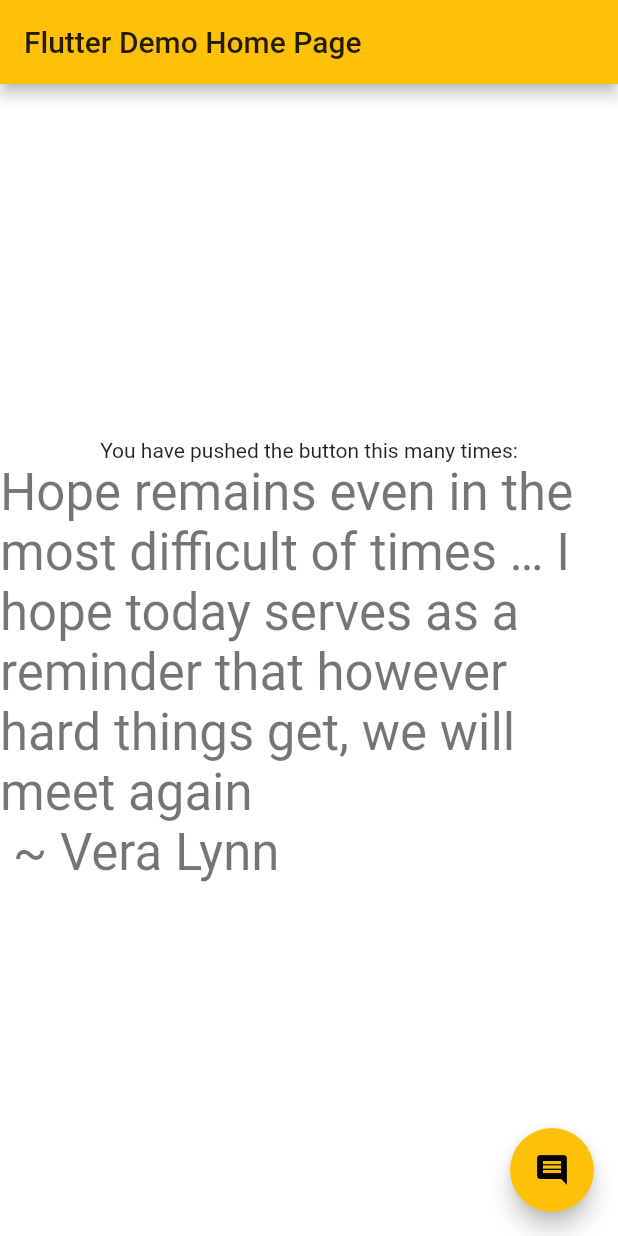
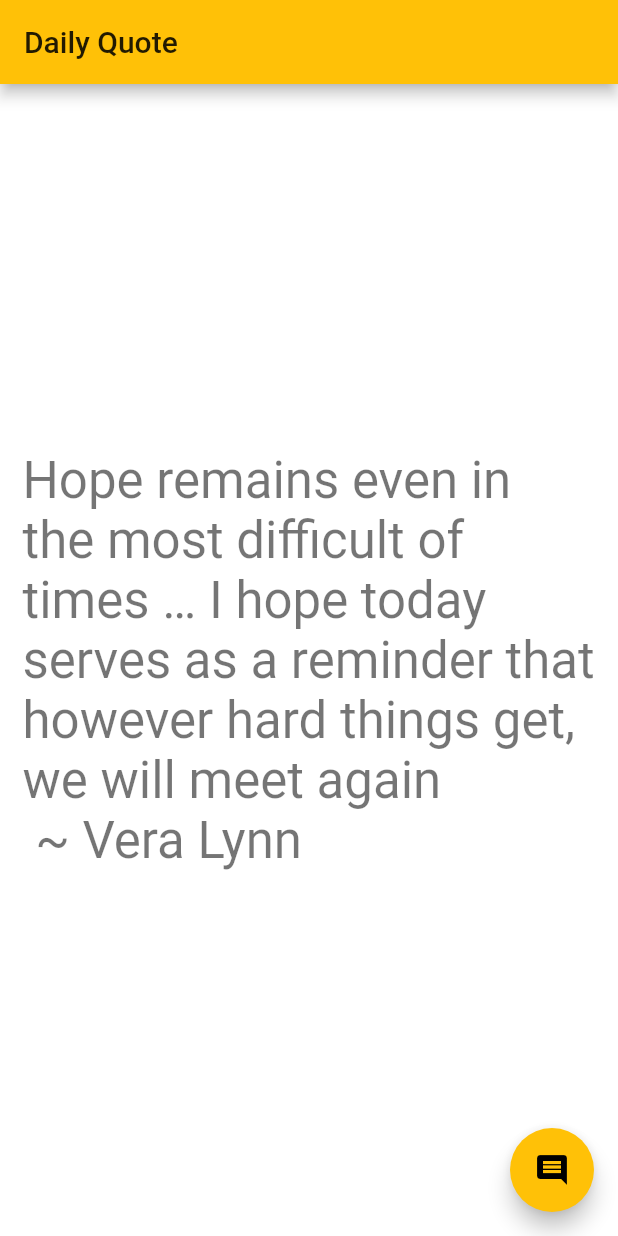
Before and after one commit to akafael/flutter-sandbox, a Flutter app: the MyHomePage screen opened directly, after a tap on the "insert comment" icon, on a phone screen of 412 x 824 dp. Run offline on Flutter 3.47's test engine with Material 2 defaults, Android fonts, the phone set to English and light mode, and no system bars.

Commit message:
Fix Daily Quote UI tests

```diff
--- a/apps/daily_quotes/lib/main.dart
+++ b/apps/daily_quotes/lib/main.dart
@@ -31,7 +31,7 @@ class MyApp extends StatelessWidget {
           decoration: BoxDecoration(
             image: DecorationImage(
                 image: AssetImage("images/vintagebg.jpg"), fit: BoxFit.cover)),
-                child: MyHomePage(title: 'Flutter Demo Home Page')
+                child: MyHomePage(title: 'Daily Quote')
           )
     );
   }
@@ -60,6 +60,7 @@ class _MyHomePageState extends State<MyHomePage> {
   int _quoteNumber = 0;
 
   List<String> _quoteList = [
+    "Get New Quote Every Day!",
     "Hope remains even in the most difficult of times … I hope today serves as a reminder that however hard things get, we will meet again\n ~ Vera Lynn ",
     "Uncertainty and expectation are the joys of life. Security is an insipid thing.\n ~ William Congreve"
   ];
@@ -71,7 +72,8 @@ class _MyHomePageState extends State<MyHomePage> {
       // so that the display can reflect the updated values. If we changed
       // _counter without calling setState(), then the build method would not be
       // called again, and so nothing would appear to happen.
-      _quoteNumber = new Random().nextInt(_quoteList.length);
+      var newNumber = new Random().nextInt(_quoteList.length);
+      _quoteNumber = newNumber;
     });
   }
 
@@ -90,7 +92,10 @@ class _MyHomePageState extends State<MyHomePage> {
         // the App.build method, and use it to set our appbar title.
         title: Text(widget.title),
       ),
-      body: Center(
+      body: Container(
+        padding: EdgeInsets.all(15),
+        width: double.infinity,
+        child: Center(
           // Center is a layout widget. It takes a single child and positions it
           // in the middle of the parent.
           child: Column(
@@ -111,14 +116,12 @@ class _MyHomePageState extends State<MyHomePage> {
             mainAxisAlignment: MainAxisAlignment.center,
             children: <Widget>[
               Text(
-              'You have pushed the button this many times:',
-            ),
-            Text(
                 _quoteList[_quoteNumber],
                 style: Theme.of(context).textTheme.headline4,
               ),
             ],
           ),
+        )
       ),
       floatingActionButton: FloatingActionButton(
         onPressed: _incrementCounter,
```
Also changed, not shown: 1 other file. Lines whose indentation alone changed are shown as unchanged.
